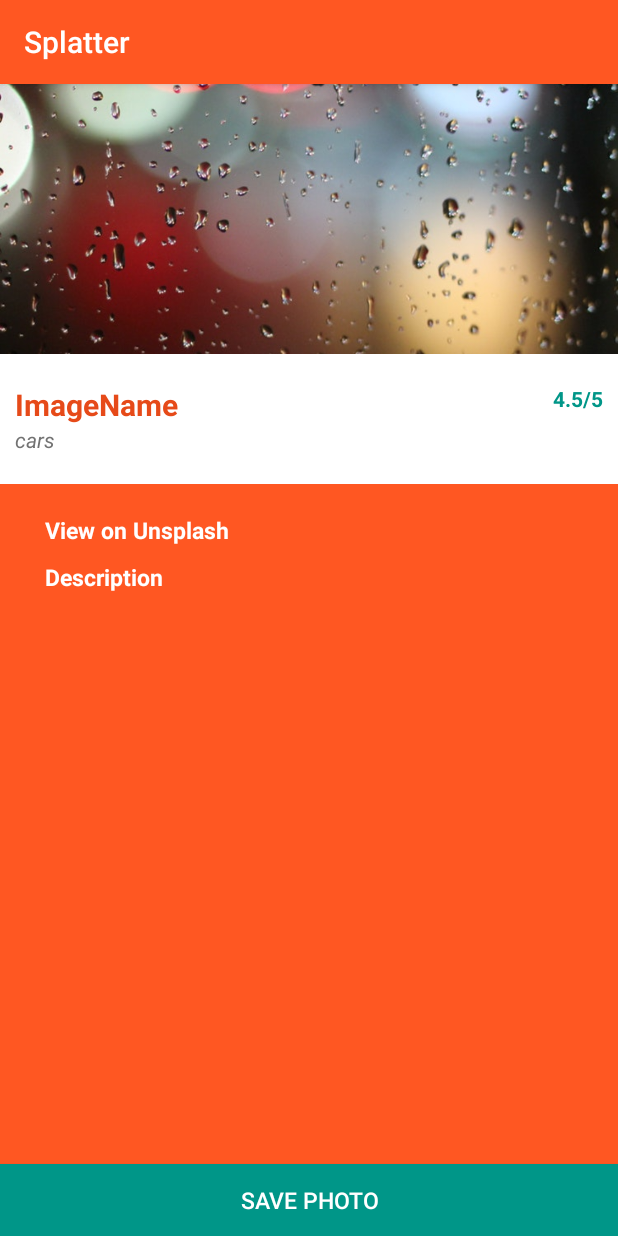
After one commit to lorrainemikai/Splatter, an Android app: the fragment GalleryDetailFragement shown on its own in the app's theme, on a phone screen of 412 x 824 dp. The commit adds this screen. Run offline under Robolectric (Android 15) with nearby library versions, the phone set to English and light mode, and no system bars; our stand-ins replace ButterKnife, Picasso; libraries missing offline, so code that uses them is left out: org.parceler; pictures from the network do not load; 1 statement that could not run was skipped.

Commit message:
added fragmants and changed gallery activity name

```diff
--- a/app/build.gradle
+++ b/app/build.gradle
@@ -38,6 +38,8 @@ dependencies {
     implementation 'com.google.code.gson:gson:2.8.5'
     implementation 'com.android.support:recyclerview-v7:27.1.1'
     implementation 'com.squareup.picasso:picasso:2.5.2'
+    implementation 'org.parceler:parceler-api:1.1.6'
+    annotationProcessor 'org.parceler:parceler:1.1.6'
 
 
 }
--- /dev/null
+++ b/app/src/main/java/com/epicodus/splatter/GalleryDetailFragement.java
@@ -0,0 +1,61 @@
+package com.epicodus.splatter;
+
+
+import android.os.Bundle;
+import android.os.Parcel;
+import android.support.v4.app.Fragment;
+import android.view.LayoutInflater;
+import android.view.View;
+import android.view.ViewGroup;
+import android.widget.Gallery;
+import android.widget.ImageView;
+import android.widget.TextView;
+
+import com.squareup.picasso.Picasso;
+
+import org.parceler.Parcels;
+
+import butterknife.BindView;
+import butterknife.ButterKnife;
+
+
+/**
+ * A simple {@link Fragment} subclass.
+ */
+public class GalleryDetailFragement extends Fragment {
+
+    @BindView(R.id.galleryImageView) ImageView mGalleryImageView;
+    @BindView(R.id.galleryNameTextView)TextView mGalleryNameTextView;
+    @BindView(R.id.savePhoto) TextView mSavePhoto;
+
+
+    private Gallery mGallery;
+
+    public GalleryDetailFragement newInstance(Gallery gallery) {
+        GalleryDetailFragement galleryDetailFragement = new GalleryDetailFragement();
+        Bundle args = new Bundle();
+        args.putParcelable("gallery", Parcels.wrap(gallery));
+        galleryDetailFragement.setArguments(args);
+        return galleryDetailFragement;
+        }
+        @Override
+        public void onCreate(Bundle savedInstanceState) {
+            super.onCreate(savedInstanceState);
+            mGallery = Parcels.unwrap(getArguments().getParcelable("gallery"));
+
+        }
+
+
+    @Override
+    public View onCreateView(LayoutInflater inflater, ViewGroup container,
+                             Bundle savedInstanceState) {
+        View view = inflater.inflate(R.layout.fragment_gallery_detail, container,false);
+        // Inflate the layout for this fragment
+        ButterKnife.bind(this,view);
+
+        Picasso.with(view.getContext()).load(mGalleryImageView.getId());
+        mGalleryNameTextView.setText(mGalleryNameTextView.getText());
+return view;
+    }
+
+}
--- a/app/src/main/java/com/epicodus/splatter/GalleryPagerAdapter.java
+++ b/app/src/main/java/com/epicodus/splatter/GalleryPagerAdapter.java
@@ -1,4 +1,6 @@
 package com.epicodus.splatter;
 
-public class GalleryPagerAdapter {
-}
+import android.app.FragmentManager;
+import android.widget.Gallery;
+
+import java.util.ArrayList;
--- /dev/null
+++ b/app/src/main/java/com/epicodus/splatter/adapters/GalleryPagerAdapter.java
@@ -0,0 +1,4 @@
+package com.epicodus.splatter.adapters;
+
+public class GalleryPagerAdapter {
+}
--- a/app/src/main/res/layout/fragment_gallery_detail.xml
+++ b/app/src/main/res/layout/fragment_gallery_detail.xml
@@ -3,12 +3,118 @@
     xmlns:tools="http://schemas.android.com/tools"
     android:layout_width="match_parent"
     android:layout_height="match_parent"
-    tools:context=".GalleryDetailFragment">
+    tools:context=".GalleryDetailFragement">
 
-    <!-- TODO: Update blank fragment layout -->
-    <TextView
+
+    <LinearLayout
         android:layout_width="match_parent"
         android:layout_height="match_parent"
-        android:text="@string/hello_blank_fragment" />
+        android:background="@color/colorPrimary"
+        android:orientation="vertical">
 
+        <ImageView
+            android:id="@+id/galleryImageView"
+            android:layout_width="match_parent"
+            android:layout_height="180dp"
+            android:scaleType="centerCrop"
+            android:src="@drawable/bg" />
+
+        <RelativeLayout
+            android:layout_width="match_parent"
+            android:layout_height="wrap_content"
+            android:background="@android:color/white"
+            android:paddingBottom="20dp"
+            android:paddingLeft="10dp"
+            android:paddingRight="10dp"
+            android:paddingTop="20dp">
+
+            <TextView
+                android:id="@+id/galleryNameTextView"
+                android:layout_width="wrap_content"
+                android:layout_height="wrap_content"
+                android:layout_alignParentLeft="true"
+                android:layout_alignParentStart="true"
+                android:text="ImageName"
+                android:textColor="@color/colorPrimaryDark"
+                android:textSize="20sp"
+                android:textStyle="bold" />
+
+            <TextView
+                android:id="@+id/ratingTextView"
+                android:layout_width="wrap_content"
+                android:layout_height="wrap_content"
+                android:layout_alignParentEnd="true"
+                android:layout_alignParentRight="true"
+                android:layout_alignTop="@+id/galleryNameTextView"
+                android:text="4.5/5"
+                android:textColor="@color/colorAccent"
+                android:textStyle="bold" />
+
+            <TextView
+                android:id="@+id/cuisineTextView"
+                android:layout_width="wrap_content"
+                android:layout_height="wrap_content"
+                android:layout_alignParentLeft="true"
+                android:layout_alignParentStart="true"
+                android:layout_below="@+id/galleryNameTextView"
+                android:text="cars"
+                android:textColor="@color/colorSecondaryText"
+                android:textStyle="italic" />
+        </RelativeLayout>
+
+        <RelativeLayout
+            android:layout_width="match_parent"
+            android:layout_height="match_parent">
+
+            <LinearLayout
+                android:layout_width="match_parent"
+                android:layout_height="wrap_content"
+                android:layout_above="@+id/saveRestaurantButton"
+                android:layout_alignParentLeft="true"
+                android:layout_alignParentStart="true"
+                android:layout_alignParentTop="true"
+                android:orientation="vertical"
+                android:paddingLeft="30dp"
+                android:paddingRight="30dp"
+                android:paddingTop="20dp">
+
+                <TextView
+                    android:id="@+id/websiteTextView"
+                    android:layout_width="wrap_content"
+                    android:layout_height="wrap_content"
+                    android:layout_marginBottom="10dp"
+                    android:drawableLeft="@drawable/exit"
+                    android:drawablePadding="4dp"
+                    android:gravity="center"
+                    android:text="View on Unsplash"
+                    android:textColor="@color/colorTextIcons"
+                    android:textSize="15sp"
+                    android:textStyle="bold" />
+
+                <TextView
+                    android:id="@+id/phoneTextView"
+                    android:layout_width="wrap_content"
+                    android:layout_height="wrap_content"
+                    android:layout_marginBottom="10dp"
+                    android:drawableLeft="@drawable/descr"
+                    android:drawablePadding="4dp"
+                    android:gravity="center"
+                    android:text="Description"
+                    android:textColor="@color/colorTextIcons"
+                    android:textSize="15sp"
+                    android:textStyle="bold" />
+
+            </LinearLayout>
+
+            <Button
+                android:id="@+id/savePhoto"
+                android:layout_width="match_parent"
+                android:layout_height="wrap_content"
+                android:layout_alignParentBottom="true"
+                android:background="@color/colorAccent"
+                android:text="Save Photo"
+                android:textColor="@color/colorTextIcons"
+                android:textSize="15sp" />
+        </RelativeLayout>
+    </LinearLayout>
 </FrameLayout>
--- a/app/src/main/res/values/strings.xml
+++ b/app/src/main/res/values/strings.xml
@@ -6,4 +6,5 @@
 
     <!-- TODO: Remove or change this placeholder text -->
     <string name="hello_blank_fragment">Hello blank fragment</string>
+    <string name="appbar_scrolling_view_behavior" />
 </resources>
```
Also changed, not shown: app/src/main/java/com/epicodus/splatter/GalleryDetailFragment.java (deleted, +0 -108 lines), app/src/main/res/layout/activity_main.xml (+8 -11 lines), app/src/main/res/drawable/desc.png (added), app/src/main/res/drawable/descr.svg (added), app/src/main/res/drawable/exit.svg (added), app/src/main/res/drawable/go.png (added), app/src/main/res/layout/activity_gallery_list.xml (renamed from app/src/main/res/layout/activity_gallery.xml).
